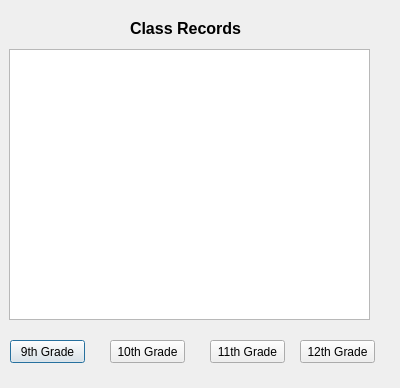
Above: InstaGrader/displaytable.ui from AcademyAutograder/Autograder-0.1 before the change. Below: the same form after it.
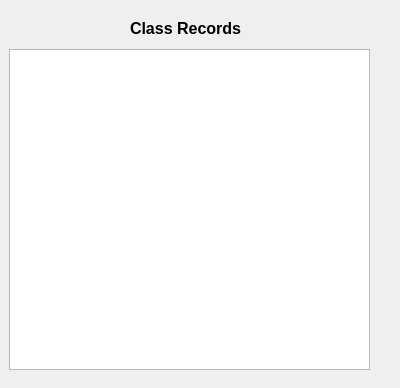
That is the form after the change.

Commit message: Things reordered. If you want to know the grade, access the variable grade in mainwindow. the studentlist and quiz list is a listview

Patch:
```diff
--- a/InstaGrader/displaytable.ui
+++ b/InstaGrader/displaytable.ui
@@ -19,62 +19,10 @@
      <x>9</x>
      <y>49</y>
      <width>361</width>
-     <height>271</height>
+     <height>321</height>
     </rect>
    </property>
   </widget>
-  <widget class="QPushButton" name="pushButton9">
-   <property name="geometry">
-    <rect>
-     <x>10</x>
-     <y>340</y>
-     <width>75</width>
-     <height>23</height>
-    </rect>
-   </property>
-   <property name="text">
-    <string>9th Grade</string>
-   </property>
-  </widget>
-  <widget class="QPushButton" name="pushButton10">
-   <property name="geometry">
-    <rect>
-     <x>110</x>
-     <y>340</y>
-     <width>75</width>
-     <height>23</height>
-    </rect>
-   </property>
-   <property name="text">
-    <string>10th Grade</string>
-   </property>
-  </widget>
-  <widget class="QPushButton" name="pushButton11">
-   <property name="geometry">
-    <rect>
-     <x>210</x>
-     <y>340</y>
-     <width>75</width>
-     <height>23</height>
-    </rect>
-   </property>
-   <property name="text">
-    <string>11th Grade</string>
-   </property>
-  </widget>
-  <widget class="QPushButton" name="pushButton12">
-   <property name="geometry">
-    <rect>
-     <x>300</x>
-     <y>340</y>
-     <width>75</width>
-     <height>23</height>
-    </rect>
-   </property>
-   <property name="text">
-    <string>12th Grade</string>
-   </property>
-  </widget>
   <widget class="QLabel" name="label">
    <property name="geometry">
     <rect>
```
The commit also changes 16 other files.
